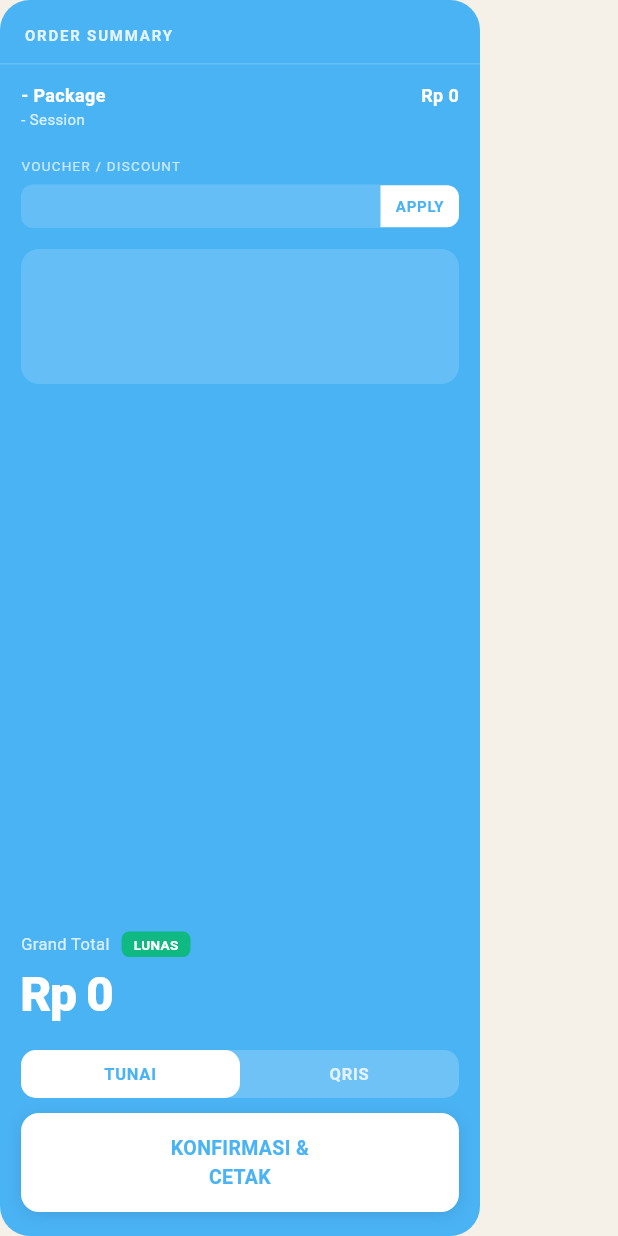
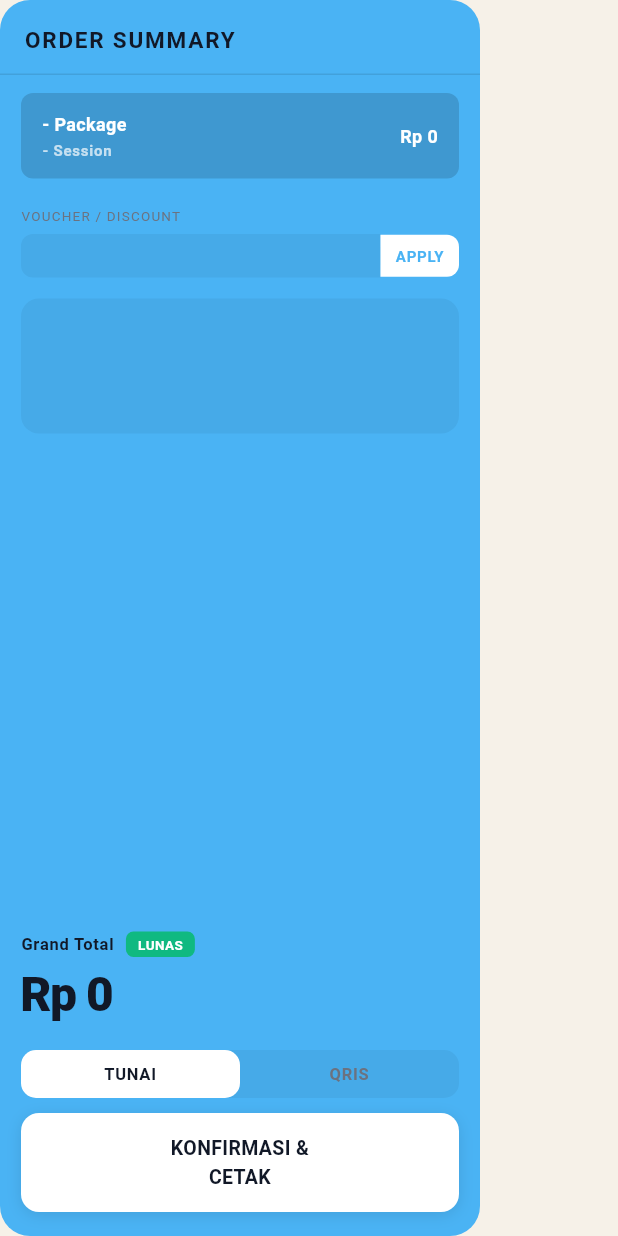
Before and after one commit to safrizalrahman46/photobooth-pos, a Flutter app: the OrderSummaryPanel widget shown alone on an empty page, opened directly with empty values, on a phone screen of 412 x 824 dp. Run offline on Flutter 3.47's test engine with Material 3 defaults, Android fonts, the phone set to English and light mode, and no system bars; our stand-ins replace flutter_riverpod, get, google_fonts, pdf, printing, shared_preferences; accounts and stored records are empty; Roboto replaces fonts that are missing (Poppins); statements that could not run were skipped.

Commit message:
refactor: update order summary UI with scrollable content and updated color theme

```diff
--- a/apps/desktop_flutter/lib/features/booking/presentation/widgets/summary/order_summary.dart
+++ b/apps/desktop_flutter/lib/features/booking/presentation/widgets/summary/order_summary.dart
@@ -31,18 +31,22 @@ class OrderSummaryPanel extends StatelessWidget {
             child: Text(
               'ORDER SUMMARY',
               style: AppTextStyles.captionMedium.copyWith(
-                color: Colors.white.withOpacity(0.85),
+                color: AppColors.textPrimary,
                 letterSpacing: 1.2,
-                fontSize: 10,
+                fontSize: 15,
               ),
             ),
           ),
 
           // Divider
-          Container(height: 1, color: Colors.white.withOpacity(0.15)),
+          Container(height: 1, color: Colors.black.withOpacity(0.1)),
 
-          const SizedBox(height: 12),
-
+          Expanded(
+            child: SingleChildScrollView(
+              padding: const EdgeInsets.only(top: 12, bottom: 14),
+              child: Column(
+                crossAxisAlignment: CrossAxisAlignment.start,
+                children: [
                   // Package item
                   _OrderSummaryRow(
                     title: '${controller.selectedPackage.name} Package',
@@ -69,7 +73,7 @@ class OrderSummaryPanel extends StatelessWidget {
                         Text(
                           'VOUCHER / DISCOUNT',
                           style: AppTextStyles.caption.copyWith(
-                    color: Colors.white.withOpacity(0.7),
+                            color: AppColors.textSecondary,
                             letterSpacing: 0.8,
                             fontSize: 9,
                           ),
@@ -84,7 +88,7 @@ class OrderSummaryPanel extends StatelessWidget {
                                   vertical: 7,
                                 ),
                                 decoration: BoxDecoration(
-                          color: Colors.white.withOpacity(0.15),
+                                  color: Colors.black.withOpacity(0.05),
                                   borderRadius: const BorderRadius.only(
                                     topLeft: Radius.circular(8),
                                     bottomLeft: Radius.circular(8),
@@ -93,7 +97,7 @@ class OrderSummaryPanel extends StatelessWidget {
                                 child: Text(
                                   controller.voucherCode,
                                   style: AppTextStyles.bodySmall.copyWith(
-                            color: Colors.white,
+                                    color: AppColors.textPrimary,
                                     fontSize: 11,
                                   ),
                                 ),
@@ -136,13 +140,15 @@ class OrderSummaryPanel extends StatelessWidget {
                     child: Container(
                       height: 90,
                       decoration: BoxDecoration(
-                color: Colors.white.withOpacity(0.15),
+                        color: Colors.black.withOpacity(0.05),
                         borderRadius: BorderRadius.circular(12),
                       ),
                     ),
                   ),
-
-          const Spacer(),
+                ],
+              ),
+            ),
+          ),
 
           // Grand total
           Padding(
@@ -154,7 +160,7 @@ class OrderSummaryPanel extends StatelessWidget {
                   children: [
                     Text(
                       'Grand Total',
-                      style: AppTextStyles.captionWhite.copyWith(fontSize: 11),
+                      style: AppTextStyles.captionMedium.copyWith(fontSize: 11, color: AppColors.textPrimary),
                     ),
                     const SizedBox(width: 8),
                     Container(
@@ -180,7 +186,7 @@ class OrderSummaryPanel extends StatelessWidget {
                 const SizedBox(height: 2),
                 Text(
                   _formatPrice(controller.grandTotal),
-                  style: AppTextStyles.priceLarge,
+                  style: AppTextStyles.priceLarge.copyWith(color: AppColors.textPrimary),
                 ),
               ],
             ),
@@ -193,7 +199,7 @@ class OrderSummaryPanel extends StatelessWidget {
             padding: const EdgeInsets.symmetric(horizontal: 14),
             child: Container(
               decoration: BoxDecoration(
-                color: Colors.white.withOpacity(0.2),
+                color: Colors.black.withOpacity(0.05),
                 borderRadius: BorderRadius.circular(10),
               ),
               child: Row(
@@ -241,7 +247,7 @@ class OrderSummaryPanel extends StatelessWidget {
                 child: Text(
                   controller.isSubmitting ? 'MEMPROSES...' : 'KONFIRMASI &\nCETAK',
                   style: AppTextStyles.h4.copyWith(
-                    color: AppColors.primary,
+                    color: AppColors.textPrimary,
                     fontWeight: FontWeight.w700,
                   ),
                   textAlign: TextAlign.center,
@@ -270,8 +276,14 @@ class _OrderSummaryRow extends StatelessWidget {
   Widget build(BuildContext context) {
     return Padding(
       padding: const EdgeInsets.fromLTRB(14, 0, 14, 10),
+      child: Container(
+        padding: const EdgeInsets.symmetric(horizontal: 14, vertical: 12),
+        decoration: BoxDecoration(
+          color: Colors.black.withOpacity(0.15),
+          borderRadius: BorderRadius.circular(8),
+        ),
         child: Row(
-        crossAxisAlignment: CrossAxisAlignment.start,
+          crossAxisAlignment: CrossAxisAlignment.center,
           children: [
             Expanded(
               child: Column(
@@ -279,26 +291,33 @@ class _OrderSummaryRow extends StatelessWidget {
                 children: [
                   Text(
                     title,
-                  style: AppTextStyles.bodyWhite.copyWith(
+                    style: AppTextStyles.bodyMedium.copyWith(
+                      color: Colors.white,
                       fontWeight: FontWeight.w600,
                       fontSize: 12,
                     ),
                   ),
+                  const SizedBox(height: 2),
                   Text(
                     subtitle,
-                  style: AppTextStyles.captionWhite.copyWith(fontSize: 10),
+                    style: AppTextStyles.captionMedium.copyWith(
+                      color: Colors.white.withOpacity(0.7),
+                      fontSize: 10,
+                    ),
                   ),
                 ],
               ),
             ),
             Text(
               price,
-            style: AppTextStyles.bodyWhite.copyWith(
+              style: AppTextStyles.bodyMedium.copyWith(
+                color: Colors.white,
                 fontWeight: FontWeight.w700,
                 fontSize: 12,
               ),
             ),
           ],
+        ),
       ),
     );
   }
@@ -330,8 +349,8 @@ class _PaymentTab extends StatelessWidget {
             label,
             style: AppTextStyles.captionMedium.copyWith(
               color: isSelected
-                  ? AppColors.primary
-                  : Colors.white.withOpacity(0.8),
+                  ? AppColors.textPrimary
+                  : AppColors.textSecondary,
               fontWeight: FontWeight.w700,
               fontSize: 11,
             ),
```
Lines whose indentation alone changed are shown as unchanged.
